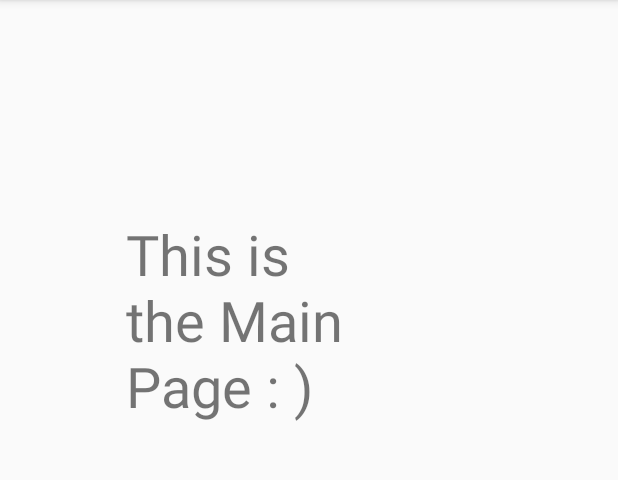
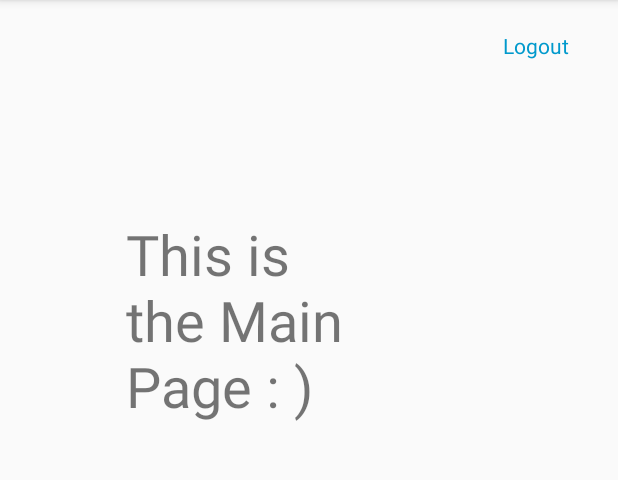
Before and after one commit to xiaoxiuzhe/CSCI3130-PROJECT, an Android app: the RegisterClass screen opened directly, with no data from a screen before it, on a phone screen of 412 x 824 dp, the part 84-564 px from its top. Run offline under Robolectric (Android 15) with nearby library versions, the phone set to English and light mode, and no system bars.

Commit message:
Logout button added.

```diff
--- a/app/src/main/res/layout/activity_register_class.xml
+++ b/app/src/main/res/layout/activity_register_class.xml
@@ -5,6 +5,27 @@
     android:layout_width="match_parent"
     android:layout_height="match_parent"
     tools:context=".RegisterClass">
+
+    <TextView
+        android:id="@+id/signUp2"
+        android:layout_width="93dp"
+        android:layout_height="29dp"
+        android:layout_marginBottom="8dp"
+        android:layout_marginEnd="8dp"
+        android:layout_marginStart="144dp"
+        android:layout_marginTop="16dp"
+        android:clickable="true"
+        android:gravity="center"
+        android:onClick="logutButton"
+        android:text="Logout"
+        android:textColor="@android:color/holo_blue_dark"
+        android:textColorLink="@color/colorPrimary"
+        app:layout_constraintBottom_toBottomOf="parent"
+        app:layout_constraintEnd_toEndOf="parent"
+        app:layout_constraintHorizontal_bias="1.0"
+        app:layout_constraintStart_toStartOf="parent"
+        app:layout_constraintTop_toTopOf="parent"
+        app:layout_constraintVertical_bias="0.0" />
 
     <TextView
         android:id="@+id/textView4"
```
